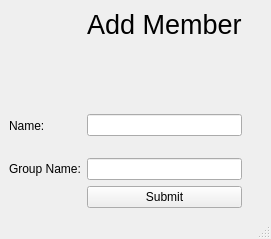
First picture: the form in TestingGrounds/newmember.ui, repository HKavalos/ToGather, before the edit.
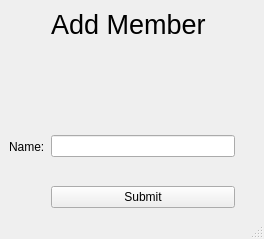
Second picture: the form after the edit.

Commit message:
Added functionality to new circles tab
Selecting a group will now load all of the events and members connected to that group
Group names are no longer required when creating an event/adding a member, those actions apply only to the currently selected group
Member widgets added with functional remove button
Creating a group now adds the user as the first member of said group
Adding a member to a group now allows that member to view the group they've been added to and make modifications

The edit to the form file:
```diff
--- a/TestingGrounds/newmember.ui
+++ b/TestingGrounds/newmember.ui
@@ -15,13 +15,6 @@
   </property>
   <widget class="QWidget" name="centralwidget">
    <layout class="QGridLayout" name="gridLayout">
-    <item row="3" column="1">
-     <widget class="QLineEdit" name="group_name_entry">
-      <property name="text">
-       <string/>
-      </property>
-     </widget>
-    </item>
     <item row="2" column="1">
      <widget class="QLineEdit" name="name_entry">
       <property name="text">
@@ -29,13 +22,6 @@
       </property>
      </widget>
     </item>
-    <item row="3" column="0">
-     <widget class="QLabel" name="group_name_label">
-      <property name="text">
-       <string>Group Name:</string>
-      </property>
-     </widget>
-    </item>
     <item row="2" column="0">
      <widget class="QLabel" name="name_label">
       <property name="text">
@@ -43,7 +29,7 @@
       </property>
      </widget>
     </item>
-    <item row="4" column="1">
+    <item row="3" column="1">
      <widget class="QPushButton" name="submission_button">
       <property name="text">
        <string>Submit</string>
```
Left out of the diff: 8 changed lines with no effect on the pictures. The commit also changes 5 other files.
